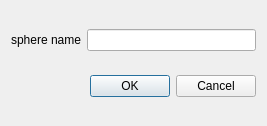
This is src/newsphere.ui in nodecast/nodecast as Qt 5 draws it before an edit. The edited form follows.
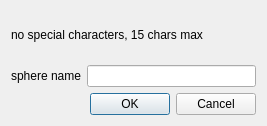
This is the edited form.

Patch:
```diff
--- a/src/newsphere.ui
+++ b/src/newsphere.ui
@@ -17,6 +17,13 @@
    <string>new sphere</string>
   </property>
   <layout class="QVBoxLayout" name="verticalLayout">
+   <item>
+    <widget class="QLabel" name="label_2">
+     <property name="text">
+      <string>no special characters, 15 chars max</string>
+     </property>
+    </widget>
+   </item>
    <item>
     <layout class="QHBoxLayout" name="horizontalLayout">
      <item>
```
Left out of the diff: 6 changed lines with no effect on the pictures.
